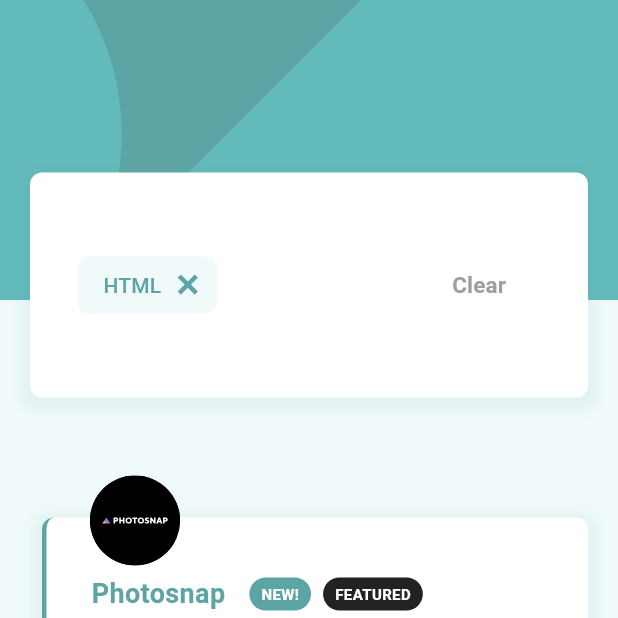
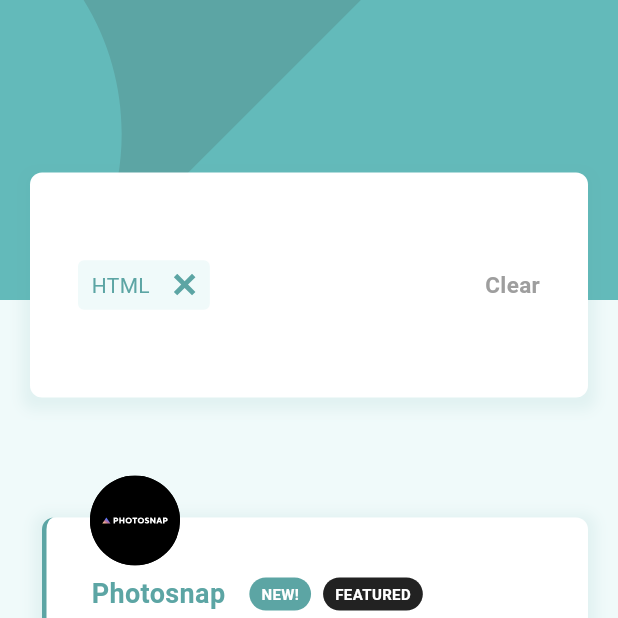
Before and after one commit to hammadalive7/job_listing, a Flutter app: the screen it shows after launch, after a tap on "HTML", on a phone screen of 412 x 824 dp, the top half of it. Run offline on Flutter 3.47's test engine with Material 3 defaults, Android fonts, the phone set to English and light mode, and no system bars; our stand-ins replace flutter_svg.

Commit message:
hover effect and custom filter chip

```diff
--- a/lib/main.dart
+++ b/lib/main.dart
@@ -8,12 +8,14 @@ void main() {
   runApp(
     ChangeNotifierProvider(
       create: (context) => JobProvider(),
-      child: MyApp(),
+      child: const MyApp(),
     ),
   );
 }
 
 class MyApp extends StatelessWidget {
+  const MyApp({super.key});
+
   @override
   Widget build(BuildContext context) {
     return MaterialApp(
--- a/lib/providers/job_provider.dart
+++ b/lib/providers/job_provider.dart
@@ -3,11 +3,25 @@ import 'package:flutter_listing/data/listing_data.dart';
 import 'package:flutter_listing/model/listing_model.dart';
 
 class JobProvider with ChangeNotifier {
-  final List<Jobs> _jobs = data.map((jobData) => Jobs.fromJson(jobData)).toList();
+  final List<Jobs> _jobs =
+      data.map((jobData) => Jobs.fromJson(jobData)).toList();
   final List<String> _selectedFilters = [];
+  final Map<String, bool> hovering = {};
 
   List<Jobs> get jobs => _jobs;
+
   List<String> get selectedFilters => _selectedFilters;
+
+  final Map<String, bool> _hovering = {};
+
+  bool isHovering(String label) {
+    return _hovering[label] ?? false;
+  }
+
+  void setHover(String label, bool hovering) {
+    _hovering[label] = hovering;
+    notifyListeners();
+  }
 
   void addFilter(String filter) {
     if (!_selectedFilters.contains(filter)) {
--- /dev/null
+++ b/lib/views/job_listing_screen/components/custom_filter_chip.dart
@@ -0,0 +1,80 @@
+import 'package:flutter/material.dart';
+import 'package:flutter_listing/constants/colors.dart';
+import 'package:flutter_listing/providers/job_provider.dart';
+import 'package:flutter_svg/flutter_svg.dart';
+import 'package:provider/provider.dart';
+
+class CustomFilterChip extends StatelessWidget {
+  final String label;
+  final VoidCallback onDeleted;
+  final String uniqueKey;
+
+  const CustomFilterChip({
+    super.key,
+    required this.label,
+    required this.onDeleted,
+    required this.uniqueKey,
+  });
+
+  @override
+  Widget build(BuildContext context) {
+    return Consumer<JobProvider>(
+      builder: (context, provider, child) {
+        bool isHovering = provider.isHovering(uniqueKey);
+
+        return Container(
+          decoration: BoxDecoration(
+            color: secondaryColor,
+            border: Border.all(color: secondaryColor),
+            borderRadius: BorderRadius.circular(4.0),
+          ),
+          child: Row(
+            mainAxisSize: MainAxisSize.min,
+            children: [
+              // Text Section
+              Container(
+                padding:
+                    const EdgeInsets.symmetric(horizontal: 8.0, vertical: 4.0),
+                decoration: const BoxDecoration(
+                  color: secondaryColor,
+                  borderRadius: BorderRadius.horizontal(
+                    left: Radius.circular(4.0),
+                  ),
+                ),
+                child: Text(
+                  label,
+                  style: const TextStyle(
+                    color: primaryColor,
+                  ),
+                ),
+              ),
+              // Cross Section
+              MouseRegion(
+                onEnter: (_) => provider.setHover(uniqueKey, true),
+                onExit: (_) => provider.setHover(uniqueKey, false),
+                child: GestureDetector(
+                  onTap: onDeleted,
+                  child: Container(
+                    padding: const EdgeInsets.all(8.0),
+                    decoration: BoxDecoration(
+                      color: isHovering ? Colors.black : secondaryColor,
+                      borderRadius: const BorderRadius.horizontal(
+                        right: Radius.circular(4.0),
+                      ),
+                    ),
+                    child: SvgPicture.asset(
+                      'assets/images/icon-remove.svg',
+                      color: isHovering ? Colors.white : primaryColor,
+                      width: 15.0,
+                      height: 15.0,
+                    ),
+                  ),
+                ),
+              ),
+            ],
+          ),
+        );
+      },
+    );
+  }
+}
--- a/lib/views/job_listing_screen/components/job_card.dart
+++ b/lib/views/job_listing_screen/components/job_card.dart
@@ -17,7 +17,7 @@ class JobCard extends StatelessWidget {
 
   @override
   Widget build(BuildContext context) {
-    final bool isWideScreen = MediaQuery.of(context).size.width > 800;
+    final bool isWideScreen = MediaQuery.sizeOf(context).width > 700;
 
     return Stack(
       children: [
@@ -27,7 +27,7 @@ class JobCard extends StatelessWidget {
             decoration: BoxDecoration(
               boxShadow: [
                 BoxShadow(
-                  color:  primaryColor.withOpacity(0.1),
+                  color: primaryColor.withOpacity(0.1),
                   spreadRadius: 5,
                   blurRadius: 7,
                   offset: const Offset(0, 3), // changes position of shadow
@@ -38,8 +38,7 @@ class JobCard extends StatelessWidget {
               border: Border(
                 left: BorderSide(
                   style: BorderStyle.solid,
-                  color:
-                      job.isFeatured ? primaryColor: Colors.white,
+                  color: job.isFeatured ? primaryColor : Colors.white,
                   width: 3.0,
                 ),
               ),
@@ -47,8 +46,8 @@ class JobCard extends StatelessWidget {
             child: Padding(
               padding: const EdgeInsets.all(30.0),
               child: isWideScreen
-                  ? buildWideLayout(context)
-                  : buildNarrowLayout(context),
+                  ? buildDesktopLayout(context)
+                  : buildMobileLayout(context),
             ),
           ),
         ),
@@ -68,7 +67,7 @@ class JobCard extends StatelessWidget {
     );
   }
 
-  Row buildWideLayout(BuildContext context) {
+  Row buildDesktopLayout(BuildContext context) {
     return Row(
       crossAxisAlignment: CrossAxisAlignment.center,
       mainAxisAlignment: MainAxisAlignment.spaceBetween,
@@ -80,12 +79,17 @@ class JobCard extends StatelessWidget {
             JobCardText(job: job),
           ],
         ),
-        JobCardChips(job: job, onAddFilter: onAddFilter),
+        Expanded(
+          child: Align(
+            alignment: Alignment.centerRight,
+            child: JobCardChips(job: job, onAddFilter: onAddFilter),
+          ),
+        ),
       ],
     );
   }
 
-  Column buildNarrowLayout(BuildContext context) {
+  Column buildMobileLayout(BuildContext context) {
     return Column(
       crossAxisAlignment: CrossAxisAlignment.start,
       children: [
--- a/lib/views/job_listing_screen/components/job_card_chips.dart
+++ b/lib/views/job_listing_screen/components/job_card_chips.dart
@@ -1,6 +1,8 @@
 import 'package:flutter/material.dart';
+import 'package:provider/provider.dart';
 import 'package:flutter_listing/constants/colors.dart';
 import 'package:flutter_listing/model/listing_model.dart';
+import 'package:flutter_listing/providers/job_provider.dart';
 
 class JobCardChips extends StatefulWidget {
   final Jobs job;
@@ -17,28 +19,29 @@ class JobCardChips extends StatefulWidget {
 }
 
 class _JobCardChipsState extends State<JobCardChips> {
-  final Map<String, bool> _hovering = {};
-
   @override
   Widget build(BuildContext context) {
     return Wrap(
       spacing: 8.0,
       runSpacing: 8.0,
       children: [
-        ...widget.job.languages.map((lang) => _buildChip(lang)).toList(),
-        ...widget.job.tools.map((tool) => _buildChip(tool)).toList(),
+        ...widget.job.languages
+            .map((lang) => _buildChip(lang, '${widget.job.id}_lang_$lang')),
+        ...widget.job.tools
+            .map((tool) => _buildChip(tool, '${widget.job.id}_tool_$tool')),
       ],
     );
   }
 
-  Widget _buildChip(String label) {
+  Widget _buildChip(String label, String uniqueKey) {
+    return Consumer<JobProvider>(
+      builder: (context, provider, child) {
         return MouseRegion(
-      onEnter: (_) => _setHover(label, true),
-      onExit: (_) => _setHover(label, false),
+          onEnter: (_) => provider.setHover(uniqueKey, true),
+          onExit: (_) => provider.setHover(uniqueKey, false),
           child: ActionChip(
-        backgroundColor: _hovering[label] == true
-            ? primaryColor
-            : secondaryColor,
+            backgroundColor:
+                provider.isHovering(uniqueKey) ? primaryColor : secondaryColor,
             shape: RoundedRectangleBorder(
               borderRadius: BorderRadius.circular(8.0),
             ),
@@ -48,7 +51,7 @@ class _JobCardChipsState extends State<JobCardChips> {
             label: Text(
               label,
               style: TextStyle(
-            color: _hovering[label] == true
+                color: provider.isHovering(uniqueKey)
                     ? Colors.white
                     : primaryColor,
               ),
@@ -56,11 +59,7 @@ class _JobCardChipsState extends State<JobCardChips> {
             onPressed: () => widget.onAddFilter(label),
           ),
         );
-  }
-
-  void _setHover(String label, bool isHovering) {
-    setState(() {
-      _hovering[label] = isHovering;
-    });
+      },
+    );
   }
 }
--- a/lib/views/job_listing_screen/components/job_card_text.dart
+++ b/lib/views/job_listing_screen/components/job_card_text.dart
@@ -2,6 +2,8 @@ import 'package:flutter/material.dart';
 import 'package:flutter_listing/constants/colors.dart';
 import 'package:flutter_listing/constants/strings.dart';
 import 'package:flutter_listing/model/listing_model.dart';
+import 'package:flutter_listing/providers/job_provider.dart';
+import 'package:provider/provider.dart';
 
 class JobCardText extends StatelessWidget {
   final Jobs job;
@@ -70,14 +72,23 @@ class JobCardText extends StatelessWidget {
           ],
         ),
         const SizedBox(height: 8.0),
-        Text(
-          job.position,
-          style: const TextStyle(
-            fontSize: 20.0,
-            fontWeight: FontWeight.bold,
-            color: Colors.black,
-          ),
-        ),
+        Consumer<JobProvider>(builder: (context, provider, child) {
+          String uniqueKey = '${job.id}_${job.position}';
+          return MouseRegion(
+            onEnter: (_) => provider.setHover(uniqueKey, true),
+            onExit: (_) => provider.setHover(uniqueKey, false),
+            child: Text(
+              job.position,
+              style: TextStyle(
+                fontSize: 20.0,
+                fontWeight: FontWeight.bold,
+                color: provider.isHovering(uniqueKey) == true
+                    ? primaryColor
+                    : Colors.black,
+              ),
+            ),
+          );
+        }),
         const SizedBox(height: 8.0),
         Text(
           '${job.postedAt} • ${job.contract} • ${job.location}',
--- a/lib/views/job_listing_screen/components/job_filter.dart
+++ b/lib/views/job_listing_screen/components/job_filter.dart
@@ -1,7 +1,9 @@
 import 'package:flutter/material.dart';
 import 'package:flutter_listing/constants/colors.dart';
 import 'package:flutter_listing/constants/strings.dart';
-import 'package:flutter_svg/flutter_svg.dart';
+import 'package:flutter_listing/providers/job_provider.dart';
+import 'package:provider/provider.dart';
+import 'custom_filter_chip.dart';
 
 class FilterSection extends StatelessWidget {
   final List<String> selectedFilters;
@@ -19,12 +21,14 @@ class FilterSection extends StatelessWidget {
 
   @override
   Widget build(BuildContext context) {
-    final double horizontalPadding = MediaQuery.of(context).size.width > 800 ? 140.0 : 20.0;
+    final double horizontalPadding =
+        MediaQuery.of(context).size.width > 1200 ? 140.0 : 20.0;
 
     return Align(
       alignment: Alignment.bottomCenter,
       child: Padding(
-        padding: EdgeInsets.symmetric(horizontal: horizontalPadding, vertical: 15.0),
+        padding:
+            EdgeInsets.symmetric(horizontal: horizontalPadding, vertical: 15.0),
         child: Container(
           width: double.infinity,
           height: 150,
@@ -44,55 +48,46 @@ class FilterSection extends StatelessWidget {
           ),
           child: Row(
             crossAxisAlignment: CrossAxisAlignment.center,
+            mainAxisAlignment: MainAxisAlignment.spaceBetween,
             children: [
               Expanded(
-                flex: 2,
                 child: Padding(
                   padding: const EdgeInsets.symmetric(horizontal: 16.0),
                   child: Wrap(
                     spacing: 8.0,
                     runSpacing: 8.0,
                     children: selectedFilters.map((filter) {
-                      return FilterChip(
-                        backgroundColor: secondaryColor,
-                        side: const BorderSide(color: secondaryColor),
-                        labelStyle: const TextStyle(color: primaryColor),
-                        deleteIcon: SvgPicture.asset(
-                          'assets/images/icon-remove.svg',
-                          color: primaryColor,
-                        ),
-                        deleteIconBoxConstraints: const BoxConstraints.tightFor(
-                          width: 20.0,
-                          height: 20.0,
-                        ),
-                        label: Text(filter),
+                      return CustomFilterChip(
+                        label: filter,
                         onDeleted: () => onRemoveFilter(filter),
-                        onSelected: (bool value) {
-                          if (value) {
-                            onRemoveFilter(filter);
-                          }
-                        },
+                        uniqueKey: filter,
                       );
                     }).toList(),
                   ),
                 ),
               ),
-              Expanded(
-                flex: 1,
-                child: TextButton(
-                  style: const ButtonStyle(
-                    splashFactory: NoSplash.splashFactory,
-                  ),
-                  onPressed: onClearFilters,
-                  child: const Text(
+              Padding(
+                padding: const EdgeInsets.symmetric(horizontal: 16.0),
+                child:
+                    Consumer<JobProvider>(builder: (context, provider, child) {
+                  return MouseRegion(
+                    onEnter: (_) => provider.setHover(filterClear, true),
+                    onExit: (_) => provider.setHover(filterClear, false),
+                    child: GestureDetector(
+                      onTap: onClearFilters,
+                      child: Text(
                         filterClear,
                         style: TextStyle(
-                      color: Colors.grey,
+                          color: provider.isHovering(filterClear)
+                              ? primaryColor
+                              : Colors.grey,
                           fontSize: 15,
                           fontWeight: FontWeight.bold,
                         ),
                       ),
                     ),
+                  );
+                }),
               ),
             ],
           ),
--- a/lib/views/job_listing_screen/job_listing_screen.dart
+++ b/lib/views/job_listing_screen/job_listing_screen.dart
@@ -14,7 +14,7 @@ class JobListingScreen extends StatelessWidget {
     final jobProvider = Provider.of<JobProvider>(context);
     final bool isMobile = MediaQuery.of(context).size.width < 600;
     final double horizontalPadding =
-        MediaQuery.of(context).size.width > 800 ? 140.0 : 20.0;
+        MediaQuery.of(context).size.width > 1200 ? 140.0 : 20.0;
 
     return Scaffold(
       backgroundColor: secondaryColor,
```
Also changed, not shown: 1 other file. Lines whose indentation alone changed are shown as unchanged.
